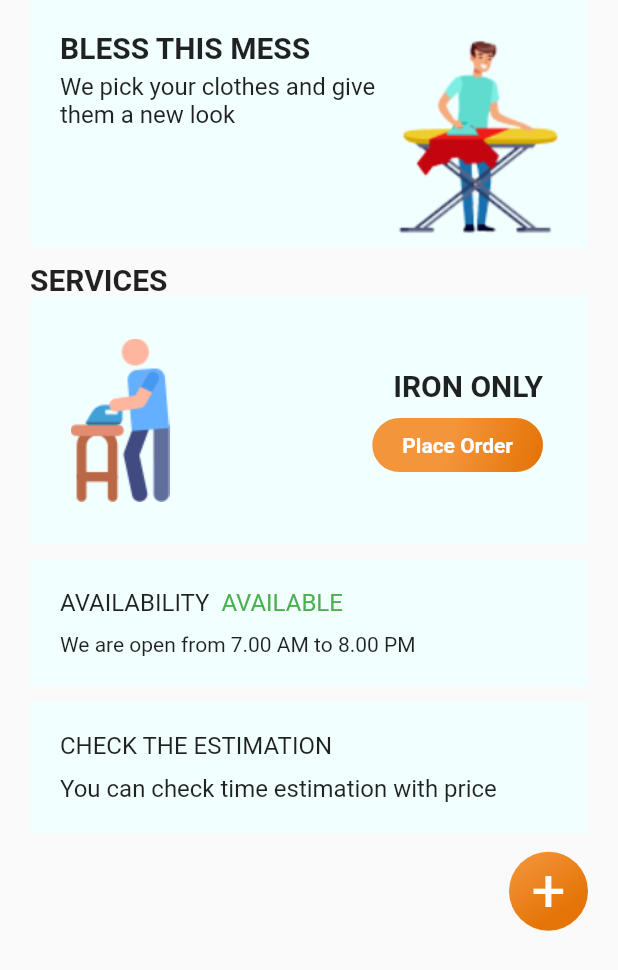
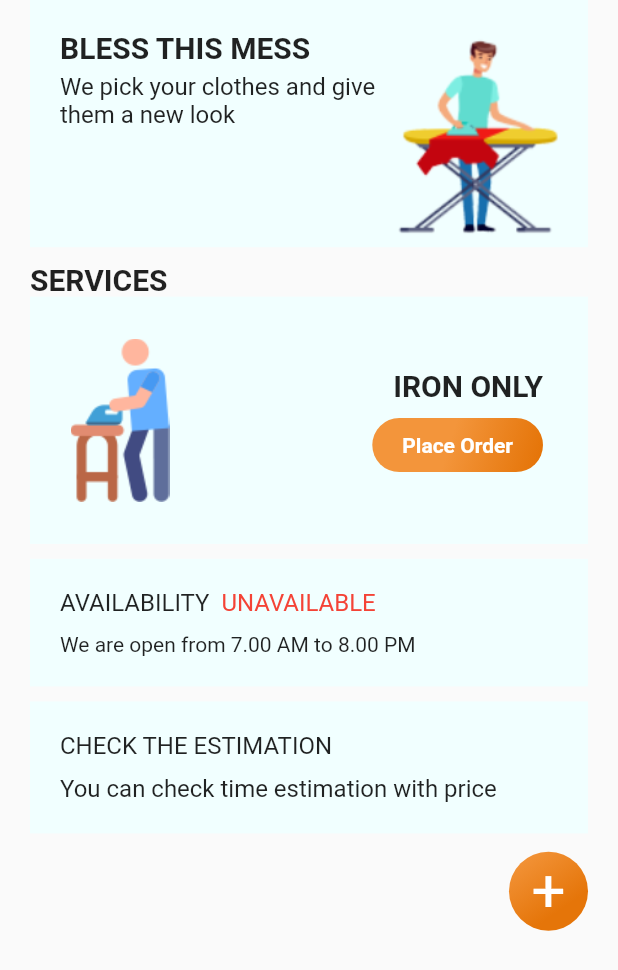
Before and after one commit to datapirates0101/laundry, a Flutter app: the HomePage widget shown alone on an empty page, opened directly, on a phone screen of 412 x 824 dp. Shown: the top 970 px of the screen. Run offline on Flutter 3.47's test engine with Material 2 defaults, Android fonts, the phone set to English and light mode, and no system bars; our stand-ins replace cloud_firestore, firebase_auth, firebase_core; missing offline and left inert: ntp; accounts and stored records are empty.

```diff
--- /dev/null
+++ b/lib/resources/fetch_time.dart
@@ -0,0 +1,18 @@
+import 'package:ntp/ntp.dart';
+
+class Time {
+  late DateTime time;
+
+  Future<DateTime> getTime() async {
+    time = await NTP.now();
+    return time;
+  }
+
+  bool checkTime(DateTime time) {
+    if (time.hour >= 7 && time.hour <= 20) {
+      return true;
+    } else {
+      return false;
+    }
+  }
+}
--- a/lib/screens/home_page.dart
+++ b/lib/screens/home_page.dart
@@ -1,8 +1,31 @@
 import 'package:flutter/material.dart';
+import 'package:laundry/resources/fetch_time.dart';
 import 'package:laundry/utils/style.dart';
 
-class HomePage extends StatelessWidget {
+class HomePage extends StatefulWidget {
   const HomePage({Key? key}) : super(key: key);
+
+  @override
+  State<HomePage> createState() => _HomePageState();
+}
+
+class _HomePageState extends State<HomePage> {
+  late DateTime time;
+  bool isAvailable = false;
+
+  @override
+  void initState() {
+    getTimeLogic();
+    super.initState();
+  }
+
+  void getTimeLogic() async {
+    time = await Time().getTime();
+    setState(() {
+      isAvailable = Time().checkTime(time);
+    });
+  }
+
   @override
   Widget build(BuildContext context) {
     return Container(
@@ -79,7 +102,7 @@ class HomePage extends StatelessWidget {
                 ),
                 Expanded(
                   child: Container(
-                    padding: EdgeInsets.all(30),
+                    padding: const EdgeInsets.all(30),
                     child: Column(
                       crossAxisAlignment: CrossAxisAlignment.end,
                       mainAxisAlignment: MainAxisAlignment.center,
@@ -89,7 +112,11 @@ class HomePage extends StatelessWidget {
                           style: headingStyle,
                         ),
                         const SizedBox(height: 10),
-                        Container(
+                        InkWell(
+                          onTap: () {
+                            print(isAvailable);
+                          },
+                          child: Container(
                             decoration: BoxDecoration(
                               gradient: kGradientStyle,
                               borderRadius: const BorderRadius.all(
@@ -105,6 +132,7 @@ class HomePage extends StatelessWidget {
                               style: TextStyle(
                                 color: Colors.white,
                                 fontWeight: FontWeight.w700,
+                              ),
                             ),
                           ),
                         ),
@@ -129,10 +157,17 @@ class HomePage extends StatelessWidget {
                       "AVAILABILITY",
                       style: contentStyle,
                     ),
-                    Text(
+                    isAvailable
+                        ? Text(
                             "  AVAILABLE",
                             style: contentStyle.copyWith(
                               color: Colors.green,
+                            ),
+                          )
+                        : Text(
+                            '  UNAVAILABLE',
+                            style: contentStyle.copyWith(
+                              color: Colors.red,
                             ),
                           ),
                   ],
@@ -150,7 +185,7 @@ class HomePage extends StatelessWidget {
           Container(
             padding: const EdgeInsets.all(20),
             width: MediaQuery.of(context).size.width,
-            color: Color(0xfff1ffff),
+            color: const Color(0xfff1ffff),
             child: Column(
               crossAxisAlignment: CrossAxisAlignment.start,
               children: [
--- a/pubspec.yaml
+++ b/pubspec.yaml
@@ -37,6 +37,7 @@ dependencies:
   firebase_core: ^1.15.0
   cloud_firestore: ^3.1.13
   firebase_auth: ^3.3.15
+  ntp: ^2.0.0
 
 dev_dependencies:
   flutter_test:
```
Also changed, not shown: pubspec.lock. Lines whose indentation alone changed are shown as unchanged.
